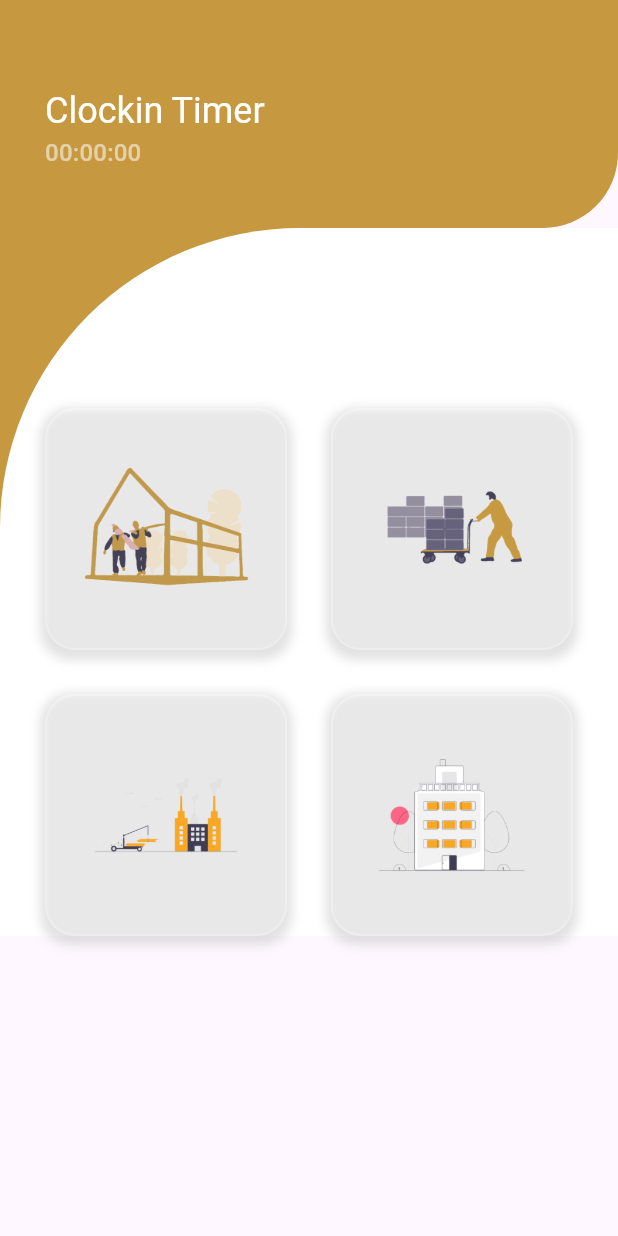
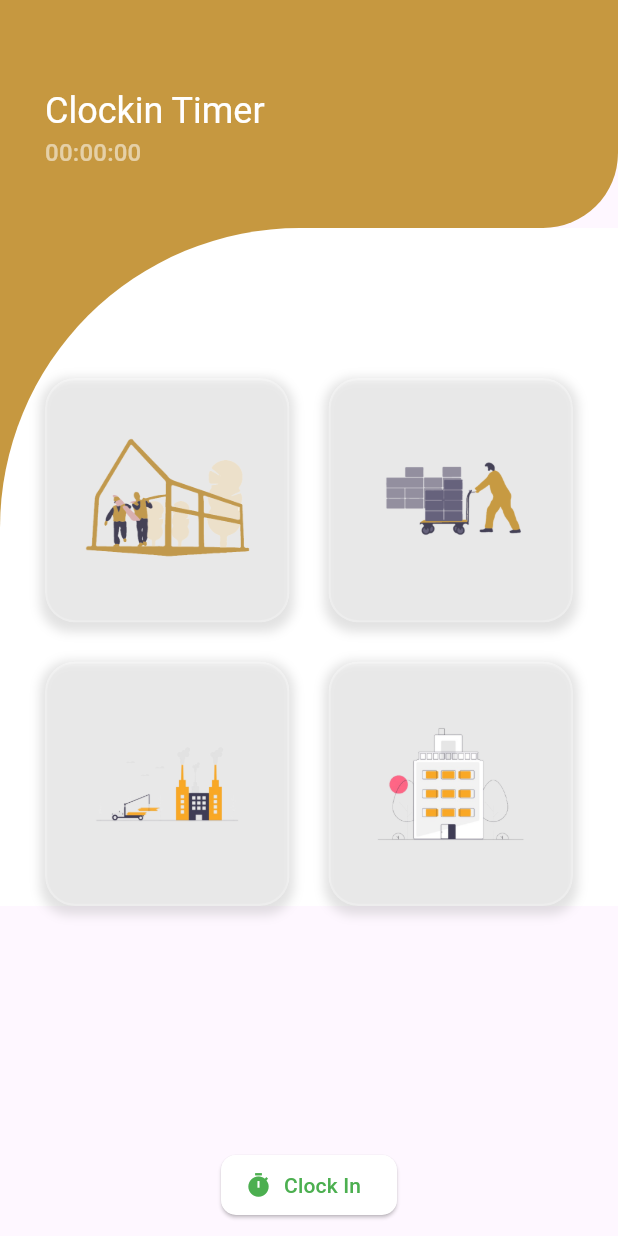
Before and after one commit to Hamid-Raza-22/alnoortown, a Flutter app: the HomePage screen opened by its route, on a phone screen of 412 x 824 dp. Run offline on Flutter 3.47's test engine with Material 3 defaults, Android fonts, the light colour scheme and no system bars; our stand-ins replace animate_do, flutter_local_notifications, get, shared_preferences; missing offline and left inert: flutter_foreground_task, workmanager; accounts and stored records are empty.

Commit message:
20-jun-12 38 marge

```diff
--- /dev/null
+++ b/lib/Globals/Globals.dart
@@ -0,0 +1,9 @@
+
+
+
+import 'dart:async';
+
+
+bool isClockedIn = false;
+late Timer timer;
+int secondsPassed=0;
--- a/lib/Screens/homepage.dart
+++ b/lib/Screens/homepage.dart
@@ -1,6 +1,10 @@
+import 'dart:ui';
+
 import 'package:flutter/material.dart';
 import 'package:get/get.dart';
+
 import '../ViewModels/AllNoorViewModel.dart';
+  // Ensure this import path matches your project structure
 
 class HomePage extends StatefulWidget {
   const HomePage({super.key});
@@ -9,13 +13,28 @@ class HomePage extends StatefulWidget {
   State<HomePage> createState() => _HomePageState();
 }
 
-class _HomePageState extends State<HomePage> {
+class _HomePageState extends State<HomePage> with WidgetsBindingObserver {
   final HomeController controller = Get.put(HomeController());
+
+  @override
+  void initState() {
+    super.initState();
+    WidgetsBinding.instance.addObserver(this);
+  }
+
+  @override
+  void dispose() {
+    WidgetsBinding.instance.removeObserver(this);
+    super.dispose();
+  }
 
   @override
   Widget build(BuildContext context) {
     return Scaffold(
-      body: ListView(
+      body: Column(
+        children: [
+          Expanded(
+            child: ListView(
               padding: EdgeInsets.zero,
               children: [
                 Container(
@@ -34,10 +53,13 @@ class _HomePageState extends State<HomePage> {
                           'Clockin Timer',
                           style: Theme.of(context).textTheme.headlineSmall?.copyWith(color: Colors.white),
                         ),
-                  subtitle: Text(
-                    '00:00:00',
+                        subtitle: Obx(() {
+                          return Text(
+
+                            controller.formattedDurationString.value,
                             style: Theme.of(context).textTheme.titleMedium?.copyWith(color: Colors.white54),
-                  ),
+                          );
+                        }),
                       ),
                       const SizedBox(height: 30)
                     ],
@@ -53,11 +75,11 @@ class _HomePageState extends State<HomePage> {
                     ),
                     child: Column(
                       children: [
-                  const SizedBox(height: 120),
+                        const SizedBox(height: 100),
                         GridView.count(
                           crossAxisCount: 2,
-                    crossAxisSpacing: 29,
-                    mainAxisSpacing: 29,
+                          crossAxisSpacing: 26,
+                          mainAxisSpacing: 26,
                           shrinkWrap: true,
                           children: <Widget>[
                             buildCard(context, 'assets/images/development_work.png', '/development'),
@@ -69,6 +91,35 @@ class _HomePageState extends State<HomePage> {
                       ],
                     ),
                   ),
+                ),
+              ],
+            ),
+          ),
+          Container(
+            color: Colors.transparent,
+            padding: const EdgeInsets.symmetric(vertical: 10, horizontal: 20),
+            child: Obx(() {
+              return ElevatedButton.icon(
+                onPressed: () async {
+                  controller.toggleClockInOut();
+                },
+                icon: Icon(
+                  controller.isClockedIn.value ? Icons.timer_off : Icons.timer,
+                  color: controller.isClockedIn.value ? Colors.red : Colors.green,
+                ),
+                label: Text(
+                  controller.isClockedIn.value ? 'Clock Out' : 'Clock In',
+                  style: const TextStyle(fontSize: 14),
+                ),
+                style: ElevatedButton.styleFrom(
+                  foregroundColor: controller.isClockedIn.value ? Colors.red : Colors.green,
+                  backgroundColor: Colors.white,
+                  shape: RoundedRectangleBorder(
+                    borderRadius: BorderRadius.circular(10),
+                  ),
+                ),
+              );
+            }),
           ),
         ],
       ),
```
Also changed, not shown: lib/Screens/login_page.dart (+10 -10 lines), lib/ViewModels/AllNoorViewModel.dart (+170 -0 lines), lib/main.dart (+34 -11 lines), pubspec.yaml (+8 -1 lines), pubspec.lock, 4 other files. Lines whose indentation alone changed are shown as unchanged.
